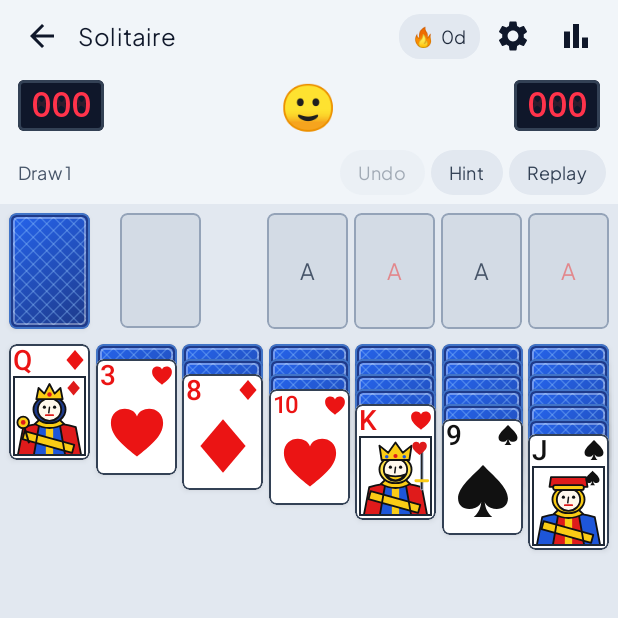
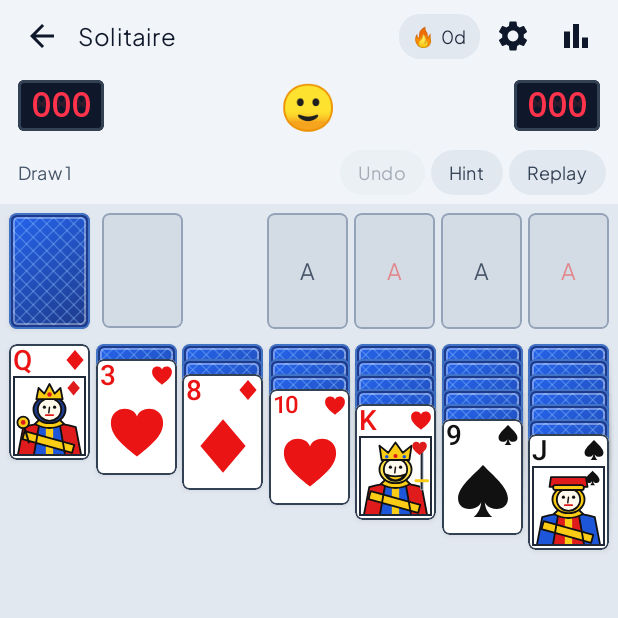
Before and after one commit to codename-cloud/Daily-Boardgames, an Android app built with Jetpack Compose: the composable SolitaireScreen shown on its own in the app's theme, after a tap on "Skip", on a phone screen of 412 x 824 dp, the top half of it. Run offline under Robolectric (Android 15) with nearby library versions, the phone set to English and light mode, and no system bars.

Commit message:
refactor(solitaire): simplify top row layout structure
Updated the top row layout documentation and refactored the stock pile component to improve code clarity and maintainability.

```diff
--- a/app/src/main/java/com/example/solitaire/SolitaireScreen.kt
+++ b/app/src/main/java/com/example/solitaire/SolitaireScreen.kt
@@ -247,10 +247,14 @@ fun SolitaireScreen(
                     modifier = Modifier.fillMaxSize(),
                     verticalArrangement = Arrangement.spacedBy(rowSpacing)
                 ) {
-                    // Top Row: Stock + Waste + Spacer + 4 Foundations
+                    // Top Row: (Stock + Waste) + Spacer + 4 Foundations
                     Row(
                         modifier = Modifier.fillMaxWidth(),
                         horizontalArrangement = Arrangement.SpaceBetween,
+                        verticalAlignment = Alignment.Top
+                    ) {
+                        Row(
+                            horizontalArrangement = Arrangement.spacedBy(8.dp),
                             verticalAlignment = Alignment.Top
                         ) {
                             // Stock
@@ -312,6 +316,7 @@ fun SolitaireScreen(
                                                 .width(cardWidth)
                                                 .offset(x = (idx * 12).dp)
                                         )
+                                    }
                                 }
                             }
                         }
```
Lines whose indentation alone changed are shown as unchanged.
